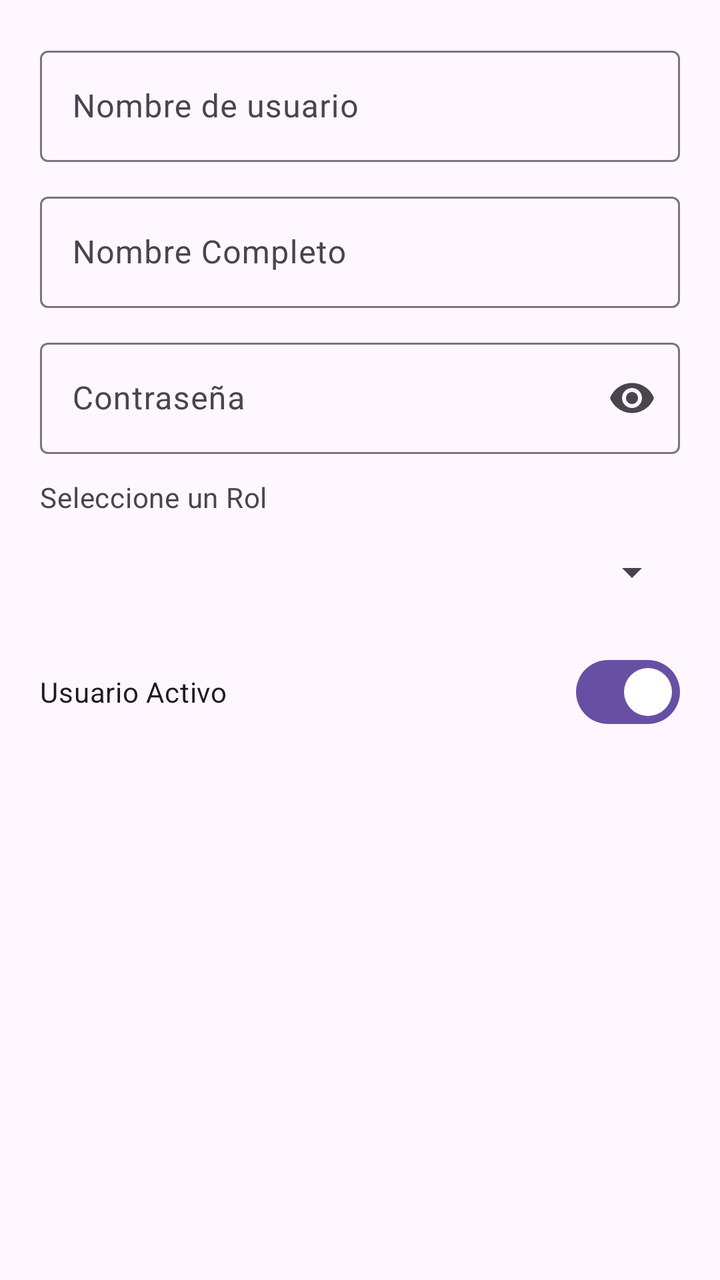
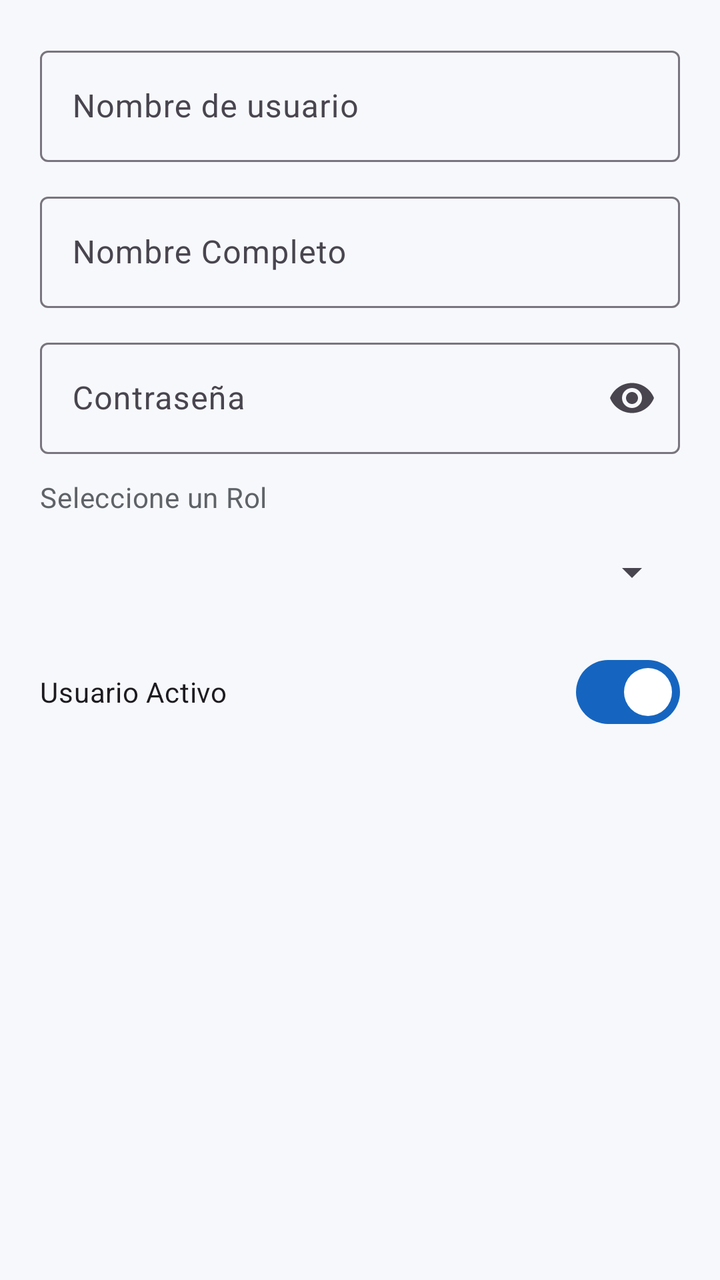

Compare the two renders of this Android layout. The source of the first and the diff that turns it into the second are given below.
<!-- AndroidManifest.xml: application theme Theme.SistemaBodegaAppAndroid -->
<!-- res/layout/dialog_add_usuario.xml -->
<?xml version="1.0" encoding="utf-8"?>
<LinearLayout xmlns:android="http://schemas.android.com/apk/res/android"
    xmlns:app="http://schemas.android.com/apk/res-auto"
    android:layout_width="match_parent"
    android:layout_height="wrap_content"
    android:orientation="vertical"
    android:padding="20dp">

    <com.google.android.material.textfield.TextInputLayout
        android:id="@+id/tilUsername"
        style="@style/Widget.Material3.TextInputLayout.OutlinedBox"
        android:layout_width="match_parent"
        android:layout_height="wrap_content"
        android:hint="@string/hint_username">

        <com.google.android.material.textfield.TextInputEditText
            android:id="@+id/etUsername"
            android:layout_width="match_parent"
            android:layout_height="wrap_content"
            android:inputType="textPersonName"
            android:maxLines="1" />
    </com.google.android.material.textfield.TextInputLayout>

    <com.google.android.material.textfield.TextInputLayout
        android:id="@+id/tilNombreCompleto"
        style="@style/Widget.Material3.TextInputLayout.OutlinedBox"
        android:layout_width="match_parent"
        android:layout_height="wrap_content"
        android:layout_marginTop="12dp"
        android:hint="@string/hint_nombre_completo">

        <com.google.android.material.textfield.TextInputEditText
            android:id="@+id/etNombreCompleto"
            android:layout_width="match_parent"
            android:layout_height="wrap_content"
            android:inputType="textPersonName"
            android:maxLines="1" />
    </com.google.android.material.textfield.TextInputLayout>

    <com.google.android.material.textfield.TextInputLayout
        android:id="@+id/tilPassword"
        style="@style/Widget.Material3.TextInputLayout.OutlinedBox"
        android:layout_width="match_parent"
        android:layout_height="wrap_content"
        android:layout_marginTop="12dp"
        android:hint="@string/hint_password"
        app:endIconMode="password_toggle">

        <com.google.android.material.textfield.TextInputEditText
            android:id="@+id/etPassword"
            android:layout_width="match_parent"
            android:layout_height="wrap_content"
            android:inputType="textPassword"
            android:maxLines="1" />
    </com.google.android.material.textfield.TextInputLayout>

    <TextView
        android:layout_width="match_parent"
        android:layout_height="wrap_content"
        android:layout_marginTop="12dp"
        android:text="@string/hint_select_role"
        android:textAppearance="@style/TextAppearance.Material3.BodyMedium"
        android:textColor="?attr/colorOnSurfaceVariant" />

    <Spinner
        android:id="@+id/spinnerRoles"
        android:layout_width="match_parent"
        android:layout_height="48dp"
        android:layout_marginTop="4dp" />

    <com.google.android.material.materialswitch.MaterialSwitch
        android:id="@+id/switchActivoDialog"
        android:layout_width="match_parent"
        android:layout_height="wrap_content"
        android:layout_marginTop="12dp"
        android:checked="true"
        android:text="@string/switch_activo" />

</LinearLayout>
<!-- resources referenced by this layout -->
<resources>
  <string name="hint_nombre_completo">Nombre Completo</string>
  <string name="hint_password">Contraseña</string>
  <string name="hint_select_role">Seleccione un Rol</string>
  <string name="hint_username">Nombre de usuario</string>
  <string name="switch_activo">Usuario Activo</string>
  <style name="Theme.SistemaBodegaAppAndroid" parent="Base.Theme.SistemaBodegaAppAndroid" />
  <style name="Base.Theme.SistemaBodegaAppAndroid" parent="Theme.Material3.DayNight.NoActionBar">
          
          
      </style>
</resources>

<!-- the commit's change to res/layout/dialog_add_usuario.xml (unified diff, before → after) -->
@@ -60,7 +60,7 @@
         android:layout_marginTop="12dp"
         android:text="@string/hint_select_role"
         android:textAppearance="@style/TextAppearance.Material3.BodyMedium"
-        android:textColor="?attr/colorOnSurfaceVariant" />
+        android:textColor="@color/text_secondary" />
 
     <Spinner
         android:id="@+id/spinnerRoles"
<!-- resource entries referenced after the edit -->
@@ -1,5 +1,6 @@
 <!-- resources referenced by this layout -->
 <resources>
+  <color name="text_secondary">#5F6368</color>
   <string name="hint_nombre_completo">Nombre Completo</string>
   <string name="hint_password">Contraseña</string>
   <string name="hint_select_role">Seleccione un Rol</string>
@@ -7,8 +8,21 @@
   <string name="switch_activo">Usuario Activo</string>
   <style name="Theme.SistemaBodegaAppAndroid" parent="Base.Theme.SistemaBodegaAppAndroid" />
   <style name="Base.Theme.SistemaBodegaAppAndroid" parent="Theme.Material3.DayNight.NoActionBar">
-          
-          
+          <item name="colorPrimary">@color/primary</item>
+          <item name="colorOnPrimary">@color/white</item>
+          <item name="colorPrimaryContainer">@color/primary_container</item>
+          <item name="colorSecondary">@color/accent</item>
+          <item name="colorSurface">@color/surface</item>
+          <item name="android:colorBackground">@color/background</item>
+          <item name="android:statusBarColor">@color/primary_dark</item>
+          <item name="android:navigationBarColor">@color/background</item>
       </style>
+  <color name="primary">#1565C0</color>
+  <color name="white">#FFFFFFFF</color>
+  <color name="primary_container">#B3DEFF</color>
+  <color name="accent">#E76E1A</color>
+  <color name="surface">#FFFFFF</color>
+  <color name="background">#F6F8FB</color>
+  <color name="primary_dark">#1457AC</color>
 </resources>
 
